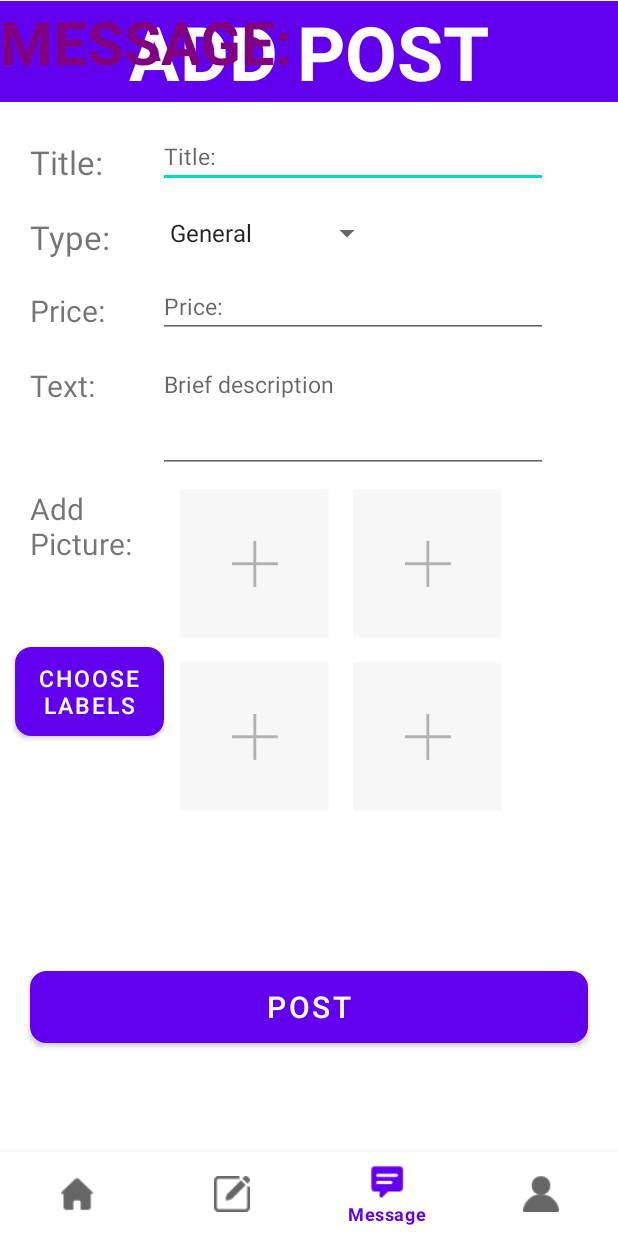
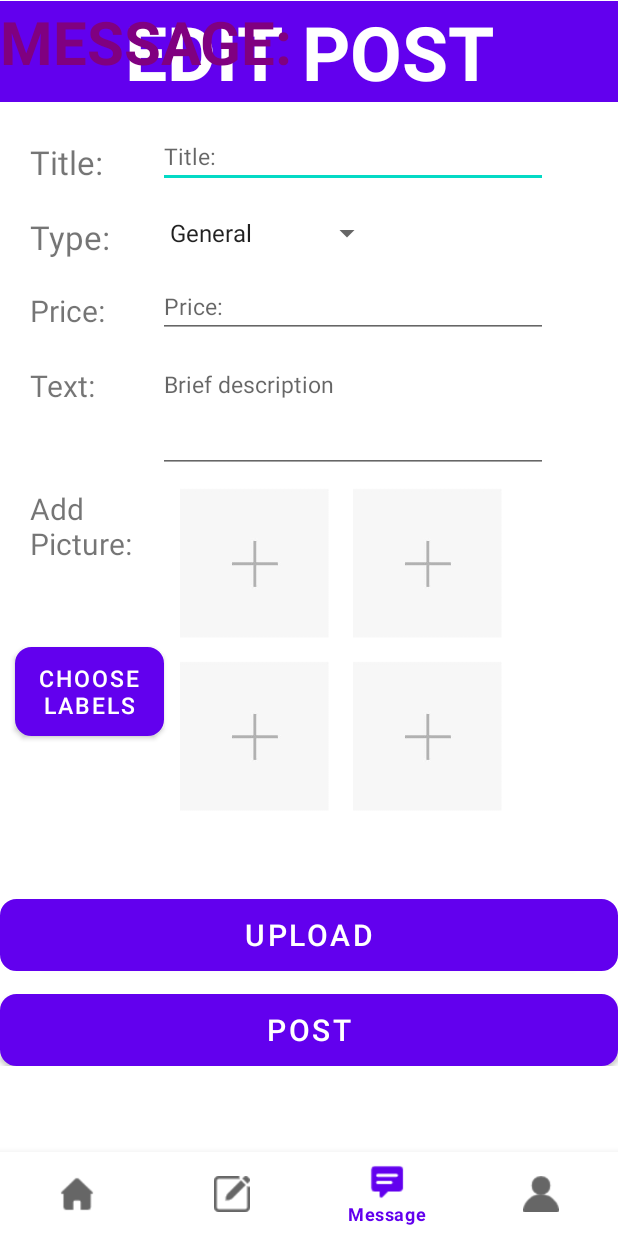
Before and after one commit to AlexCHENSiyu/CampusTransaction, an Android app: the fragment EditPostFragment placed in its activity, item 3 of the bottom bar chosen, on a phone screen of 412 x 824 dp. Run offline under Robolectric (Android 15) with nearby library versions, the phone set to English and light mode, and no system bars; our stand-ins replace CircleImageView, data binding, navigation-ui; libraries missing offline, so code that uses them is left out: com.youth.banner; pictures from the network do not load; 9 statements that could not run were skipped.

Commit message:
edit post with two button version

```diff
--- a/app/build.gradle
+++ b/app/build.gradle
@@ -88,4 +88,5 @@ dependencies {
     implementation 'com.github.xiaohaozi9825:BubbleView:1.01'
 
     implementation 'com.facebook.fresco:fresco:2.6.0'
+    implementation "org.jetbrains.kotlinx:kotlinx-coroutines-android:1.6.0"
 }
--- a/app/src/main/java/com/example/campustransaction/api/MongodbApiService.kt
+++ b/app/src/main/java/com/example/campustransaction/api/MongodbApiService.kt
@@ -82,14 +82,13 @@ interface MongodbApiService {
     @GET("get-post-history")
     suspend fun apiPostHistory(@Query("EmailAddress") EmailAddress:String): ResponsePosts
 
-    @Multipart
     @POST("edit-post")
-    suspend fun apiEditPost(@Part("EmailAddress") EmailAddress:String,
-                              @Part("Password") Password:String?,
-                              @Part("PID") PID:String): ResponseBasic
+    suspend fun apiEditPost(@Body Post: RequestPost): ResponseBasic
     @Multipart
     @POST("parsing-pid")
-    suspend fun apiParsingpid(@Part("PID") PID:String): ResponseBasic
+    suspend fun apiParsingPid(@Part("PID") PID:String): ResponseBasic
+    @POST("final-post")
+    suspend fun apiFinalPost(): ResponseBasic
 
 
 }
--- a/app/src/main/java/com/example/campustransaction/ui/posts/EditPostFragment.kt
+++ b/app/src/main/java/com/example/campustransaction/ui/posts/EditPostFragment.kt
@@ -16,6 +16,13 @@ import com.example.campustransaction.databinding.FragmentEditPostBinding
 import com.example.campustransaction.databinding.FragmentPostsBinding
 import com.example.campustransaction.ui.UIViewModel
 import com.google.android.material.dialog.MaterialAlertDialogBuilder
+import androidx.lifecycle.viewModelScope
+import kotlinx.coroutines.launch
+import androidx.lifecycle.ViewModel
+import kotlinx.coroutines.*
+
+
+
 
 class EditPostFragment  : Fragment() {
     private val viewModel: UIViewModel by activityViewModels()
@@ -239,8 +246,8 @@ class EditPostFragment  : Fragment() {
             }
         }
 
-        // Post按钮监听
-        binding.buttonPost.setOnClickListener {
+        // Upload按钮监听
+        binding.buttonUpload.setOnClickListener {
             if (binding.textTitle.text == null || binding.textTitle.text.toString() == "") {
                 Toast.makeText(context, "You must have a Title", Toast.LENGTH_SHORT).show()
             } else if (binding.textDescription.text == null || binding.textDescription.text.toString() == "") {
@@ -249,6 +256,10 @@ class EditPostFragment  : Fragment() {
                 Toast.makeText(context, "You must have a Price", Toast.LENGTH_SHORT).show()
             } else {
                 // 保存帖子
+
+
+
+
                     savePost()
                     // 保存图片
                     val base64FromPostPhoto1 = context?.let {
@@ -300,11 +311,31 @@ class EditPostFragment  : Fragment() {
                     // Log.d("sdkNewPost1", photoList.toString())
 
                     // 上传新帖子
-                viewModel.sdkEditPost(pid)
+
+
+
+
+                viewModel.viewModelScope.launch {
+                    viewModel.parandedit(pid) {
+                        // 当 sdkParsingPID 完成时，这个回调将被调用
+                        //viewModel.sdkFinalPost()
+
+                    }
+                }
+
+
+
+
+
+
                 // binding.buttonPost.isClickable = false
                 Toast.makeText(context, "New post uploaded", Toast.LENGTH_SHORT).show()
                 clearPost()
             }
+        }
+        binding.buttonPost.setOnClickListener{
+            viewModel.sdkFinalPost()
+
         }
 
 //        // 创建帖子的返回监听
--- a/app/src/main/res/layout/fragment_edit_post.xml
+++ b/app/src/main/res/layout/fragment_edit_post.xml
@@ -19,7 +19,7 @@
             android:layout_height="wrap_content"
             android:background="@color/design_default_color_primary"
             android:gravity="center_horizontal"
-            android:text="@string/add_post"
+            android:text="EDIT POST"
             android:textColor="@color/colorWhite"
             android:textSize="50sp"
             android:textStyle="bold" />
@@ -254,14 +254,21 @@
             android:textSize="15sp" />
 
         <Button
+            android:id="@+id/button_upload"
+            android:layout_width="match_parent"
+            android:layout_height="wrap_content"
+            android:background="@drawable/search_edit_round"
+            android:text="Upload"
+            android:textSize="20sp"
+            android:layout_above="@id/button_post"
+            android:layout_marginBottom="15dp" />
+
+        <!-- Post Button -->
+        <Button
             android:id="@+id/button_post"
             android:layout_width="match_parent"
             android:layout_height="wrap_content"
-            android:layout_alignParentEnd="true"
             android:layout_alignParentBottom="true"
-            android:layout_marginStart="20dp"
-            android:layout_marginEnd="20dp"
-            android:layout_marginBottom="15dp"
             android:background="@drawable/search_edit_round"
             android:text="@string/post"
             android:textSize="20sp" />
```
Also changed, not shown: app/src/main/java/com/example/campustransaction/ui/UIViewModel.kt (+56 -8 lines). Lines whose indentation alone changed are shown as unchanged.
